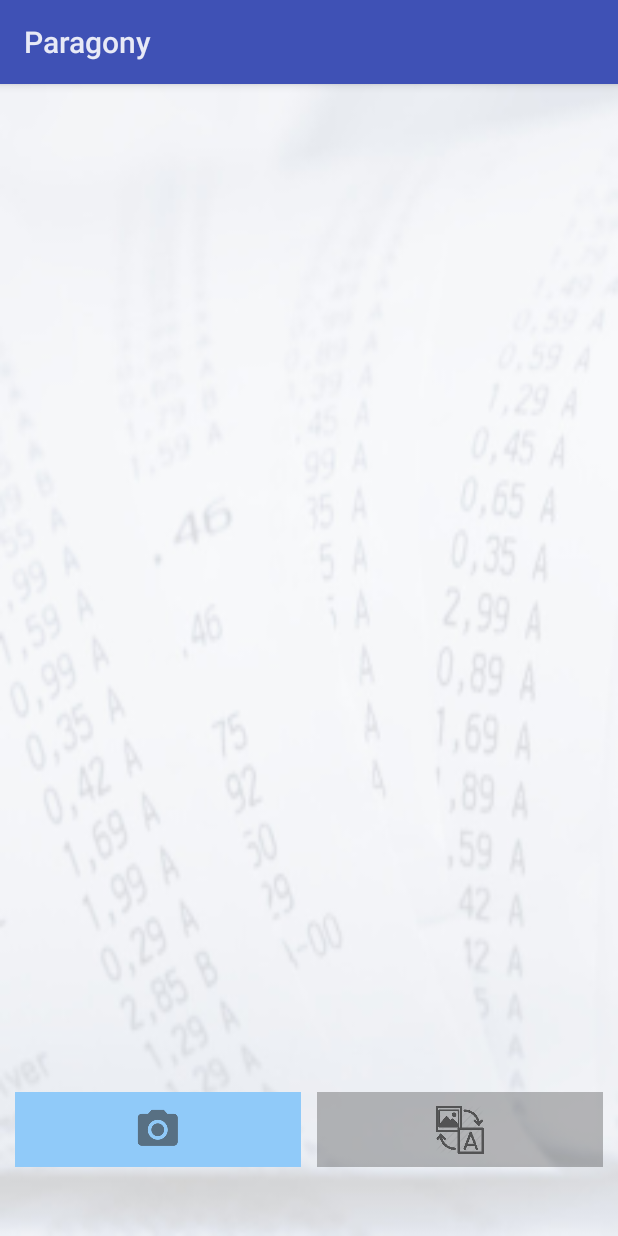
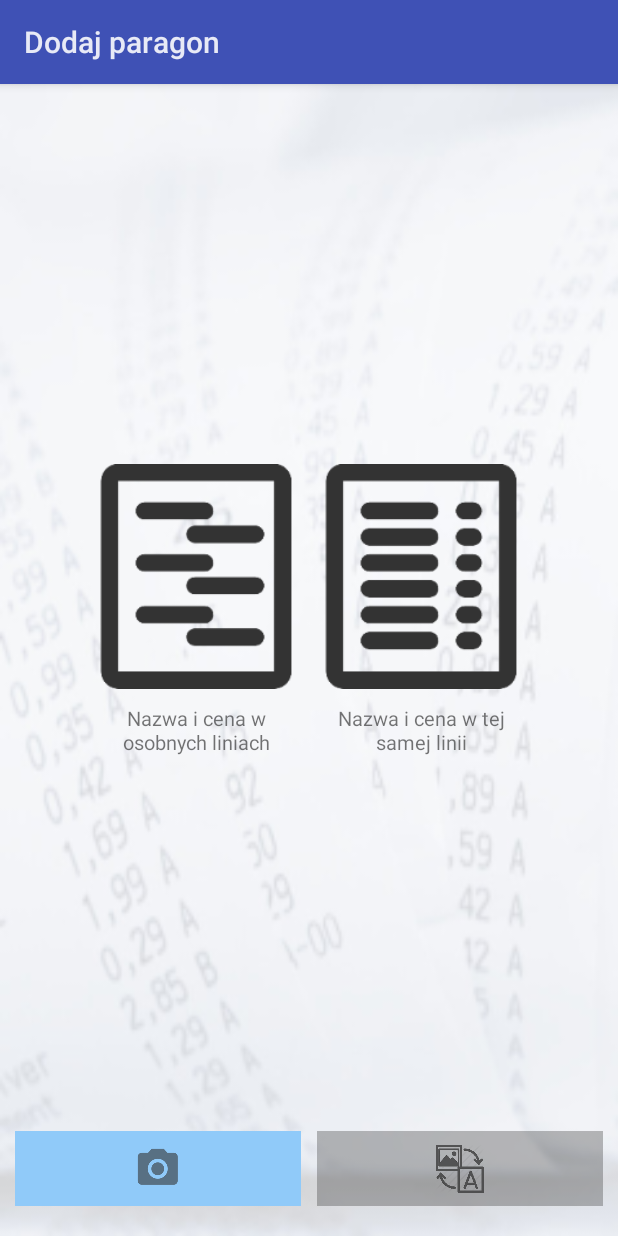
Before and after one commit to gubi95/BillsManagementApp, an Android app: the screen it shows after launch (OCRActivity), on a phone screen of 412 x 824 dp. Run offline under Robolectric (Android 15) with nearby library versions, the phone set to English and light mode, and no system bars; libraries missing offline, so code that uses them is left out: com.orhanobut.logger, com.theartofdev.edmodo; plain views replace CropImageView; 4 statements that could not run were skipped.

Commit message:
small improvements

```diff
--- a/BillsManagement/app/src/main/java/pwr/billsmanagement/ocr/OCRActivity.java
+++ b/BillsManagement/app/src/main/java/pwr/billsmanagement/ocr/OCRActivity.java
@@ -15,7 +15,9 @@ import android.support.annotation.NonNull;
 import android.support.v4.app.ActivityCompat;
 import android.support.v4.content.ContextCompat;
 import android.support.v7.widget.Toolbar;
+import android.view.View;
 import android.widget.ImageButton;
+import android.widget.ImageView;
 import android.widget.Toast;
 
 import com.google.gson.Gson;
@@ -43,14 +45,16 @@ import pwr.billsmanagement.readers.PropertiesReader;
 
 public class OCRActivity extends Activity implements ActivityCompat.OnRequestPermissionsResultCallback {
 
+    private static final int REQUEST_ONE_LINE_BILL_PARSER = 1;
+    private static final int REQUEST_TWO_LINE_BILL_PARSER = 2;
     private static final int PHOTO_REQUEST_CODE = 1;
     private static final String CONFIG_FILE = "properties/config.properties";
     private static final String EXTERNAL_FILES = "properties/external_files.properties";
 
-    private CropImageView cropImageView;
+    private int REQUESTES_BILL_PARSER;
+
     private RequestPermissionsTool requestTool;
-    private Toolbar toolbar;
-    private ImageButton captureImg, startOCRForCroppedImage;
+    private OCRActivityView mView;
 
     private BillsOCR billsOCR;
     private MatchWorker matchWorker;
@@ -64,7 +68,7 @@ public class OCRActivity extends Activity implements ActivityCompat.OnRequestPer
         setContentView(R.layout.activity_ocr);
         Logger.init("OCR");
 
-        initView();
+        initMView();
         initListeners();
 
         reader = new PropertiesReader(getApplicationContext(), new Properties());
@@ -75,29 +79,29 @@ public class OCRActivity extends Activity implements ActivityCompat.OnRequestPer
     }
 
     private void initListeners() {
-        cropImageView.setOnCropImageCompleteListener(new CropImageListener());
+        mView.cropImageView.setOnCropImageCompleteListener(new CropImageListener());
     }
 
-    private void initView() {
-        toolbar = (Toolbar) findViewById(R.id.myToolbar);
-        toolbar.setTitle(getString(R.string.app_name));
+    private void initMView() {
 
-        captureImg = (ImageButton) findViewById(R.id.shootPhoto);
-        captureImg.setImageResource(R.drawable.ic_take_photo);
-        captureImg.setBackgroundColor(ContextCompat.getColor(this, R.color.activeButton));
+        mView= new OCRActivityView(
+                findViewById(R.id.cropImageView),
+                findViewById(R.id.myToolbar),
+                findViewById(R.id.shootPhoto),
+                findViewById(R.id.startOCRForCroppedImage),
+                findViewById(R.id.twoLineBill),
+                findViewById(R.id.oneLineBill)
+        );
 
-        startOCRForCroppedImage = (ImageButton) findViewById(R.id.startOCRForCroppedImage);
-        startOCRForCroppedImage.setImageResource(R.drawable.ic_start_ocr);
-        startOCRForCroppedImage.setBackgroundColor(ContextCompat.getColor(this, R.color.transparentGrey));
-        startOCRForCroppedImage.setEnabled(false);
+        mView.init();
+        mView.billsIconSetOnClick();
 
-        cropImageView = (CropImageView) findViewById(R.id.cropImageView);
         captureImageSetOnClick();
         startOCRForCroppedImageSetOnClick();
     }
 
     private void startOCRForCroppedImageSetOnClick() {
-        startOCRForCroppedImage.setOnClickListener(v -> cropImageView.getCroppedImageAsync());
+        mView.startOCRForCroppedImage.setOnClickListener(v -> mView.cropImageView.getCroppedImageAsync());
     }
 
     private void startOCROnCroppedImageAsync() {
@@ -106,10 +110,11 @@ public class OCRActivity extends Activity implements ActivityCompat.OnRequestPer
     }
 
     private void captureImageSetOnClick() {
-        if (captureImg != null) {
-            captureImg.setOnClickListener(v -> {
+        if (mView.captureImg != null) {
+            mView.captureImg.setOnClickListener(v -> {
                 billsOCR = new BillsOCR(getAssets(), reader.readMyProperties(CONFIG_FILE), this);
                 final Intent takePhotoIntent = billsOCR.startCameraActivity();
+                mView.switchToAfterPhotoView();
                 startActivityForResult(takePhotoIntent, PHOTO_REQUEST_CODE);
             });
         }
@@ -124,18 +129,12 @@ public class OCRActivity extends Activity implements ActivityCompat.OnRequestPer
     @Override
     public void onActivityResult(int requestCode, int resultCode, Intent data) {
         if (requestCode == PHOTO_REQUEST_CODE && resultCode == Activity.RESULT_OK) {
-            Logger.i("In onActivityResult after shooting photo.");
             billPhoto = billsOCR.getOutputFileUri();
-            cropImageView.setImageUriAsync(billPhoto);
-            activateStartOcrButton(ContextCompat.getColor(this, R.color.activeButton), true);
+            mView.cropImageView.setImageUriAsync(billPhoto);
+            mView.activateStartOcrButton(ContextCompat.getColor(this, R.color.activeButton), true);
         } else {
             Toast.makeText(this, "ERROR: Image was not obtained.", Toast.LENGTH_SHORT).show();
         }
-    }
-
-    private void activateStartOcrButton(int color, boolean enabled) {
-        startOCRForCroppedImage.setBackgroundColor(color);
-        startOCRForCroppedImage.setEnabled(enabled);
     }
 
     private void requestPermissions() {
@@ -255,4 +254,63 @@ public class OCRActivity extends Activity implements ActivityCompat.OnRequestPer
             startActivity(editBillActivity);
         }
     }
+
+    private class OCRActivityView {
+        private CropImageView cropImageView;
+        private Toolbar toolbar;
+        private ImageButton captureImg, startOCRForCroppedImage;
+        private ImageView twoLineBill, oneLineBill;
+
+        public OCRActivityView(View cropImageView, View toolbar, View captureImg,
+                               View startOCRForCroppedImage, View twoLineBill,
+                               View oneLineBill) {
+
+            this.cropImageView = (CropImageView) cropImageView;
+            this.toolbar = (Toolbar) toolbar;
+            this.captureImg = (ImageButton) captureImg;
+            this.startOCRForCroppedImage = (ImageButton) startOCRForCroppedImage;
+            this.twoLineBill = (ImageView) twoLineBill;
+            this.oneLineBill = (ImageView) oneLineBill;
+        }
+
+        void init() {
+            toolbar.setTitle(getString(R.string.ocr_activity_name));
+
+            twoLineBill.setImageResource(R.mipmap.ic_two_line_bill);
+            oneLineBill.setImageResource(R.mipmap.ic_one_line_bill);
+
+            captureImg.setImageResource(R.drawable.ic_take_photo);
+            captureImg.setBackgroundColor(ContextCompat.getColor(OCRActivity.this, R.color.activeButton));
+
+            startOCRForCroppedImage.setImageResource(R.drawable.ic_start_ocr);
+            startOCRForCroppedImage.setBackgroundColor(ContextCompat.getColor(OCRActivity.this, R.color.transparentGrey));
+            startOCRForCroppedImage.setEnabled(false);
+
+        }
+
+        void billsIconSetOnClick() {
+            twoLineBill.setOnClickListener(v -> {
+                oneLineBill.setImageResource(R.mipmap.ic_one_line_bill);
+                twoLineBill.setImageResource(R.mipmap.ic_two_line_bill_selected);
+                REQUESTES_BILL_PARSER = REQUEST_TWO_LINE_BILL_PARSER;
+            });
+
+            oneLineBill.setOnClickListener(v -> {
+                oneLineBill.setImageResource(R.mipmap.ic_one_line_bill_selected);
+                twoLineBill.setImageResource(R.mipmap.ic_two_line_bill);
+                REQUESTES_BILL_PARSER = REQUEST_ONE_LINE_BILL_PARSER;
+            });
+        }
+
+        void activateStartOcrButton(int color, boolean enabled) {
+            startOCRForCroppedImage.setBackgroundColor(color);
+            startOCRForCroppedImage.setEnabled(enabled);
+        }
+
+        public void switchToAfterPhotoView() {
+            twoLineBill.setVisibility(View.GONE);
+            oneLineBill.setVisibility(View.GONE);
+            cropImageView.setVisibility(View.VISIBLE);
+        }
+    }
 }
--- a/BillsManagement/app/src/main/java/pwr/billsmanagement/readers/PropertiesReader.java
+++ b/BillsManagement/app/src/main/java/pwr/billsmanagement/readers/PropertiesReader.java
@@ -5,6 +5,7 @@ import android.content.res.AssetManager;
 
 import com.orhanobut.logger.Logger;
 
+import java.io.FileOutputStream;
 import java.io.IOException;
 import java.io.InputStream;
 import java.util.Properties;
@@ -35,9 +36,4 @@ public class PropertiesReader {
         return myProperties;
     }
 
-    public void addProperty(String key, String value) {
-        if(myProperties != null) {
-            myProperties.setProperty(key, value);
-        }
-    }
 }
--- a/BillsManagement/app/src/main/res/layout/activity_ocr.xml
+++ b/BillsManagement/app/src/main/res/layout/activity_ocr.xml
@@ -1,54 +1,107 @@
 <?xml version="1.0" encoding="utf-8"?>
-<LinearLayout xmlns:android="http://schemas.android.com/apk/res/android"
+<RelativeLayout xmlns:android="http://schemas.android.com/apk/res/android"
+    xmlns:app="http://schemas.android.com/apk/res-auto"
     xmlns:tools="http://schemas.android.com/tools"
     android:layout_width="match_parent"
     android:layout_height="match_parent"
-    xmlns:app="http://schemas.android.com/apk/res-auto"
+    android:background="@drawable/bg_bills"
     android:orientation="vertical"
-    tools:context="pwr.billsmanagement.ocr.OCRActivity"
-    android:background="@drawable/bg_bills">
+    tools:context="pwr.billsmanagement.ocr.OCRActivity">
 
     <android.support.v7.widget.Toolbar xmlns:android="http://schemas.android.com/apk/res/android"
         xmlns:app="http://schemas.android.com/apk/res-auto"
         android:id="@+id/myToolbar"
         android:layout_width="match_parent"
         android:layout_height="?attr/actionBarSize"
+        android:layout_alignParentTop="true"
         android:background="?attr/colorPrimary"
         android:elevation="4dp"
-        app:titleTextColor="@color/backgroundWhite"
-        android:theme="@style/AppTheme">
+        android:theme="@style/AppTheme"
+        app:titleTextColor="@color/backgroundWhite">
 
     </android.support.v7.widget.Toolbar>
+
+    <LinearLayout
+        android:layout_width="wrap_content"
+        android:layout_height="wrap_content"
+        android:layout_centerHorizontal="true"
+        android:layout_centerVertical="true">
+
+        <LinearLayout
+            android:layout_width="wrap_content"
+            android:layout_height="wrap_content"
+            android:orientation="vertical">
+
+            <ImageView
+                android:id="@+id/twoLineBill"
+                android:layout_width="150dp"
+                android:layout_height="150dp"
+                app:srcCompat="@mipmap/ic_two_line_bill" />
+
+            <TextView
+                android:layout_width="150dp"
+                android:layout_height="wrap_content"
+                android:padding="10dp"
+                android:text="@string/bill_two_line_bill_hint"
+                android:textAlignment="center"
+                android:textSize="13sp" />
+
+        </LinearLayout>
+
+        <LinearLayout
+            android:layout_width="150dp"
+            android:layout_height="wrap_content"
+            android:orientation="vertical">
+
+            <ImageView
+                android:id="@+id/oneLineBill"
+                android:layout_width="150dp"
+                android:layout_height="150dp"
+                app:srcCompat="@mipmap/ic_one_line_bill" />
+
+            <TextView
+                android:layout_width="150dp"
+                android:layout_height="wrap_content"
+                android:padding="10dp"
+                android:text="@string/bill_one_line_bill_hint"
+                android:textAlignment="center"
+                android:textSize="13sp" />
+
+        </LinearLayout>
+
+    </LinearLayout>
 
     <com.theartofdev.edmodo.cropper.CropImageView
         android:id="@+id/cropImageView"
         android:layout_width="match_parent"
-        android:layout_height="0dp"
-        android:padding="10dp"
-        android:layout_weight="7"/>
+        android:layout_height="wrap_content"
+        android:layout_centerHorizontal="true"
+        android:layout_centerVertical="true"
+        android:visibility="invisible" />
 
     <LinearLayout
         android:layout_width="match_parent"
-        android:layout_height="0dp"
-        android:orientation="horizontal"
-        android:layout_weight="1">
+        android:layout_height="wrap_content"
+        android:layout_alignParentBottom="true"
+        android:layout_marginBottom="20dp"
+        android:orientation="horizontal">
 
         <ImageButton
             android:id="@+id/shootPhoto"
             android:layout_width="match_parent"
             android:layout_height="50dp"
-            android:layout_weight="1"
+            android:layout_marginEnd="5dp"
             android:layout_marginStart="10dp"
-            android:layout_marginEnd="5dp" />
+            android:layout_weight="1" />
 
         <ImageButton
             android:id="@+id/startOCRForCroppedImage"
             android:layout_width="match_parent"
             android:layout_height="50dp"
-            android:layout_weight="1"
+            android:layout_marginEnd="10dp"
             android:layout_marginStart="5dp"
-            android:layout_marginEnd="10dp" />
+            android:layout_weight="1" />
 
     </LinearLayout>
 
-</LinearLayout>
+</RelativeLayout>
--- a/BillsManagement/app/src/main/res/values/strings.xml
+++ b/BillsManagement/app/src/main/res/values/strings.xml
@@ -1,5 +1,6 @@
 <resources>
     <string name="app_name">Paragony</string>
+    <string name="ocr_activity_name">Dodaj paragon</string>
     <string-array name="menu_items">
         <item>Skanuj paragon</item>
         <item>Paragony</item>
@@ -41,6 +42,9 @@
     <string name="assembly_finals_progress_title">Edycja</string>
     <string name="assembly_finals_progress_message">Zapisywanie...</string>
     <string name="add_category_title">Dodaj kategorię</string>
+    <string name="cancel">Anuluj</string>
+    <string name="bill_one_line_bill_hint">Nazwa i cena w tej samej linii</string>
+    <string name="bill_two_line_bill_hint">Nazwa i cena w osobnych liniach</string>
     <string-array name="add_options">
         <item>Dodaj kategorię</item>
         <item>Dodaj produkt</item>
```
Also changed, not shown: BillsManagement/app/src/main/java/pwr/billsmanagement/bills/edition/categories/CategoryAddView.java (+23 -2 lines), BillsManagement/app/src/main/java/pwr/billsmanagement/bills/edition/categories/IconSpinner.java (added, +49 -0 lines), BillsManagement/app/src/main/java/pwr/billsmanagement/bills/edition/categories/Keys.java (added, +12 -0 lines), BillsManagement/app/src/main/java/pwr/billsmanagement/bills/edition/view/FinalProductViewCreator.java (+2 -7 lines), BillsManagement/app/src/main/res/layout/bill_edit_category.xml (+25 -16 lines), BillsManagement/app/src/main/res/layout/icon_spinner_item.xml (added, +12 -0 lines), BillsManagement/app/src/main/res/drawable-xxhdpi/ic_default_category.png (renamed from BillsManagement/app/src/main/res/drawable-xxhdpi/ic_default.png), BillsManagement/app/src/main/res/mipmap-xxxhdpi/ic_one_line_bill.png (added), BillsManagement/app/src/main/res/mipmap-xxxhdpi/ic_one_line_bill_selected.png (added), BillsManagement/app/src/main/res/mipmap-xxxhdpi/ic_two_line_bill.png (added), BillsManagement/app/src/main/res/mipmap-xxxhdpi/ic_two_line_bill_selected.png (added).
